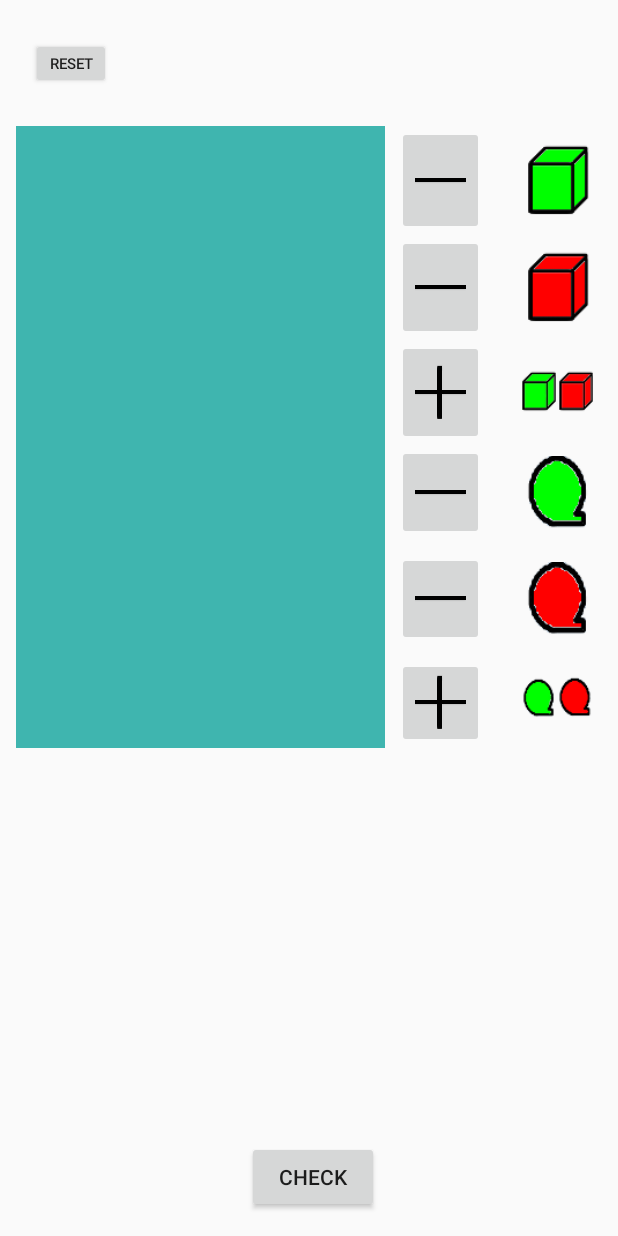
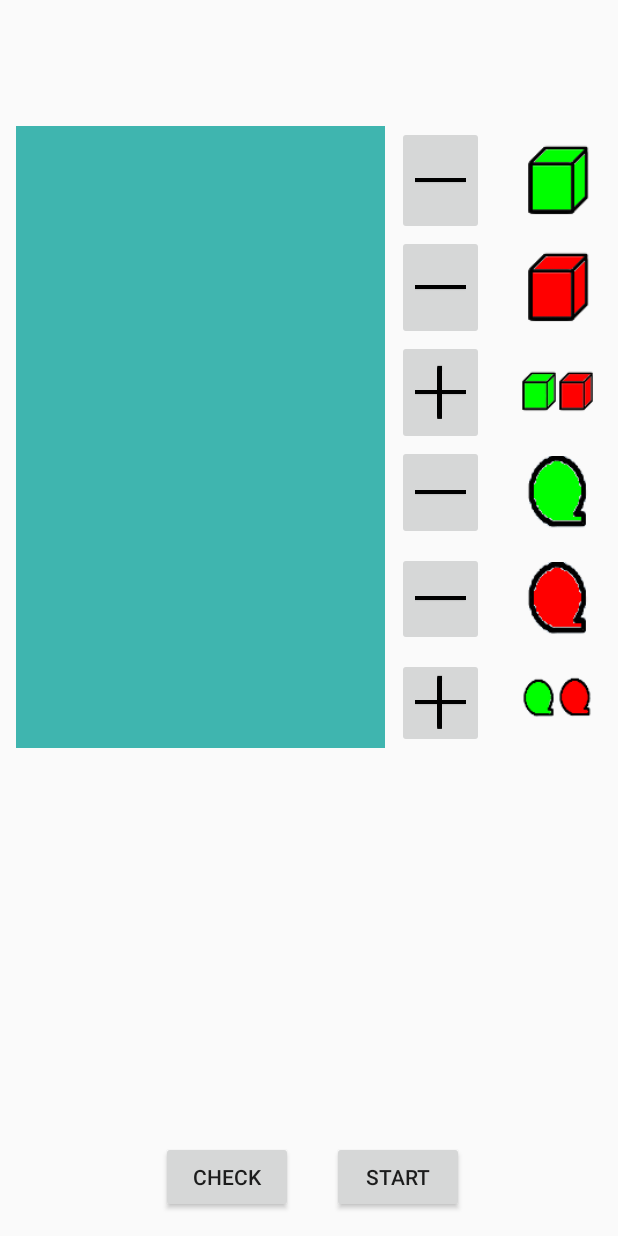
Before and after one commit to jptalusan/AlgeOps, an Android app: the screen it shows after launch (SubtractActivity), after a tap on "SUBTRACT", on a phone screen of 412 x 824 dp. Run offline under Robolectric (Android 15) with nearby library versions, the phone set to English and light mode, and no system bars; libraries missing offline, so code that uses them is left out: io.apptik.widget; 10 statements that could not run were skipped.

Commit message:
Subtract animations working as well

```diff
--- a/app/src/main/java/com/freelance/jptalusan/algeops/AlgeOpsRelativeLayout.java
+++ b/app/src/main/java/com/freelance/jptalusan/algeops/AlgeOpsRelativeLayout.java
@@ -231,7 +231,7 @@ public class AlgeOpsRelativeLayout extends RelativeLayout {
     public void fadeOut(int i, int type) {
         final int temp = type;
         AlphaAnimation alphaAnimation = new AlphaAnimation(0.0f, 1.0f);
-        alphaAnimation.setDuration(1000);
+        alphaAnimation.setDuration(1500);
         alphaAnimation.setRepeatCount(0);
         alphaAnimation.setRepeatMode(Animation.REVERSE);
         Log.d(TAG, "removing child at :" + i);
--- a/app/src/main/res/layout/activity_subtract.xml
+++ b/app/src/main/res/layout/activity_subtract.xml
@@ -67,7 +67,7 @@
         android:gravity="center"
         android:orientation="horizontal"
         app:layout_constraintBottom_toTopOf="@+id/guideline2"
-        app:layout_constraintLeft_toLeftOf="@+id/leftTwentyPercent"
+        app:layout_constraintLeft_toLeftOf="parent"
         app:layout_constraintRight_toLeftOf="@+id/guideline3"
         app:layout_constraintTop_toTopOf="parent" />
 
@@ -85,10 +85,10 @@
         android:orientation="horizontal"
         app:layout_constraintBottom_toTopOf="@+id/guideline2"
         app:layout_constraintHorizontal_bias="0.531"
-        app:layout_constraintLeft_toLeftOf="@+id/guideline3"
+        app:layout_constraintLeft_toLeftOf="@+id/verticalFiftyPercent"
         app:layout_constraintRight_toRightOf="parent"
         app:layout_constraintTop_toTopOf="parent"
-        app:layout_constraintVertical_bias="0.515" />
+        app:layout_constraintVertical_bias="0.515"></LinearLayout>
 
     <android.support.constraint.Guideline
         android:layout_width="wrap_content"
@@ -388,7 +388,7 @@
         android:layout_width="wrap_content"
         android:layout_height="wrap_content"
         android:id="@+id/checkButton"
-        app:layout_constraintRight_toLeftOf="@+id/rightEightyPercent"
+        app:layout_constraintRight_toLeftOf="@+id/verticalFiftyPercent"
         app:layout_constraintTop_toTopOf="@+id/guideline13"
         app:layout_constraintBottom_toBottomOf="parent"
         android:layout_marginBottom="8dp"
@@ -396,7 +396,8 @@
         android:layout_marginTop="8dp"
         android:layout_marginStart="8dp"
         android:layout_marginLeft="8dp"
-        android:layout_marginRight="8dp" />
+        android:layout_marginRight="0dp"
+        app:layout_constraintHorizontal_bias="0.536" />
 
     <Button
         android:id="@+id/startButton"
@@ -407,7 +408,7 @@
         android:layout_marginRight="8dp"
         android:layout_marginTop="8dp"
         android:text="Start"
-        android:visibility="gone"
+        android:visibility="visible"
         app:layout_constraintBottom_toBottomOf="parent"
         app:layout_constraintLeft_toLeftOf="@+id/verticalFiftyPercent"
         app:layout_constraintRight_toLeftOf="@+id/rightEightyPercent"
@@ -493,6 +494,7 @@
         android:minWidth="0dp"
         android:text="Reset"
         android:textSize="10sp"
+        android:visibility="gone"
         app:layout_constraintBottom_toTopOf="@+id/guideline2"
         app:layout_constraintLeft_toLeftOf="parent"
         app:layout_constraintRight_toLeftOf="@+id/leftTwentyPercent"
```
Also changed, not shown: app/src/main/java/com/freelance/jptalusan/algeops/Activities/SubtractActivity.java (+29 -5 lines).
